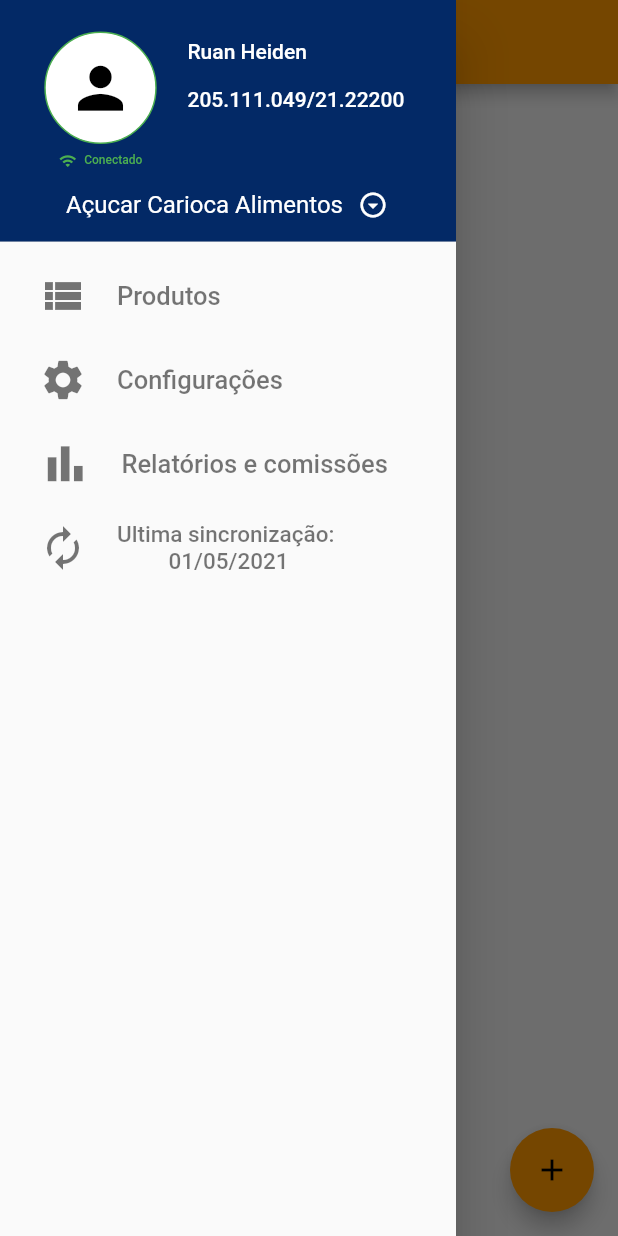
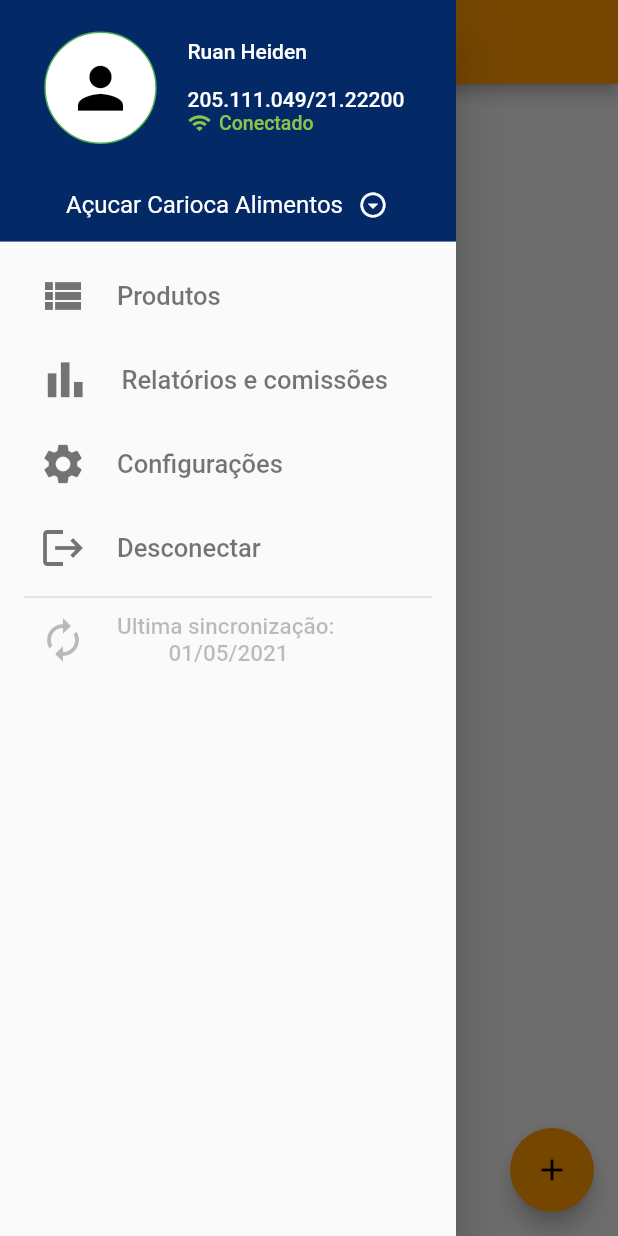
Before and after one commit to RuanHidenM/Crud_Firebase, a Flutter app: the HomePage screen opened directly, in the side drawer, after a tap on "Relatórios e comissões", on a phone screen of 412 x 824 dp. Run offline on Flutter 3.47's test engine with Material 2 defaults, Android fonts, the phone set to English and light mode, and no system bars; our stand-ins replace cloud_firestore, connectivity, firebase_auth, firebase_core; accounts and stored records are empty.

Commit message:
Crud com Firebase - barra lateral ajusatada. - Status de conectividade do dispositivo adicionado na barra lateral. - Status de conectividade do dispositivo implementado na tela de login para melhor informações ao usuario.

```diff
--- a/lib/components/alert/alert_small_title_icon.dart
+++ b/lib/components/alert/alert_small_title_icon.dart
@@ -3,7 +3,7 @@ import 'package:flutter/material.dart';
 
 
 //TODO: Um alerta de tamanho pequeno, apenas para informa o usuario, sem função
-void AlertaSimples(context,String nameTitle, String message, IconData iconDeAlert) {
+void AlertaSimples(context,String nameTitle, String message, IconData iconDeAlert, Color coricon) {
 
   showDialog(
       context: context,
@@ -11,14 +11,17 @@ void AlertaSimples(context,String nameTitle, String message, IconData iconDeAler
         return AlertDialog(
           title: Text(nameTitle),
           content: IntrinsicHeight (
+            child: Container(
               child: Column(
+                mainAxisAlignment: MainAxisAlignment.center,
                 children: [
-                Icon(iconDeAlert, color: Colors.deepOrange, size: 55),
+                  Icon(iconDeAlert, color: coricon, size: 55),
                   Padding(
                     padding: const EdgeInsets.only(top: 20, bottom: 10),
-                  child: Text(message),
+                    child: Text(message, textAlign:TextAlign.center),
                   ),
                 ],
+              ),
             ),
           ),
           actions: [
--- a/lib/views/drawerside.dart
+++ b/lib/views/drawerside.dart
@@ -1,13 +1,11 @@
-import 'package:crud_firebase/components/button/circular_button_big_title_color_icon.dart';
+import 'dart:async';
+
 import 'package:crud_firebase/components/button/circular_button_big_title_color_icon_conect_state.dart';
 import 'package:crud_firebase/components/button/circular_button_small_title_color_icon.dart';
-import 'package:crud_firebase/components/centered_message.dart';
 import 'package:crud_firebase/firebase/firebase_authentication.dart';
-import 'package:crud_firebase/views/createuser_page.dart';
-import 'package:crud_firebase/views/showmodalfiltro.dart';
 import 'package:firebase_auth/firebase_auth.dart';
 import 'package:flutter/material.dart';
-import 'package:flutter/services.dart';
+import 'package:connectivity/connectivity.dart';
 import 'package:provider/provider.dart';
 
 class DrawerSide extends StatefulWidget {
@@ -24,7 +22,35 @@ class _drawerSide extends State<DrawerSide> {
   ];
   String selectedEmpresa = 'Açucar Carioca Alimentos';
 
+  String _connectionStatus = 'UnkNown';
+  final Connectivity _connectivity = new Connectivity();
+  StreamSubscription<ConnectivityResult> _connectivitySubscription;
+
   @override
+  void initState() {
+    super.initState();
+
+    //TODO: Verifica o status da conecção
+    initConnectivity();
+    _connectivitySubscription =
+        _connectivity.onConnectivityChanged.listen((ConnectivityResult result) {
+          setState(() => _connectionStatus = result.toString());
+          print('conectss: ${_connectionStatus}');
+          if(_connectionStatus == "ConnectivityResult.none"){
+            print('sem internet $_connectionStatus');
+        }
+      },
+    );
+  }
+  //TODO: Verifica o status da conecção
+  Future<Null> initConnectivity() async {
+    String connectionStatus;
+    _connectionStatus = (await _connectivity.checkConnectivity().toString());
+    setState(() {
+      _connectionStatus = connectionStatus;
+    });
+  }
+
   Widget build(BuildContext context) {
     return Drawer(
       child: ListView(
@@ -41,50 +67,14 @@ class _drawerSide extends State<DrawerSide> {
                       Expanded(
                         flex: 3,
                         child: Container(
-                          // color: Colors.red,
+                          //color: Colors.red,
                           child: Column(
                             children: [
                               CircularButtonBiglTitleColorIconConectState(
                                 corDoIcon: Colors.black,
                                 corDobotao: Colors.white,
                                 iconDoBotao: Icons.person,
-                                ConectState: true, //TODO: Defini conect State
-                              ),
-                              Row(
-                                mainAxisAlignment: MainAxisAlignment.center,
-                                children: [
-                                  //TODO: CONECT
-                                  Padding(
-                                    padding: const EdgeInsets.only(right: 5),
-                                    child: Icon(
-                                      Icons.wifi,
-                                      size: 12,
-                                      color: Colors.green,
-                                    ),
-                                  ),
-                                  Text(
-                                    'Conectado',
-                                    style: TextStyle(
-                                        color: Colors.green, fontSize: 8),
-                                  ),
-
-                                  //TODO: DESCONECT
-                                  // Padding(
-                                  //   padding: const EdgeInsets.only(right: 5),
-                                  //   child: Icon(
-                                  //     Icons.wifi_off,
-                                  //     size: 12,
-                                  //     color: Colors.red,
-                                  //   ),
-                                  // ),
-                                  // Text(
-                                  //   'Desconect',
-                                  //   style: TextStyle(
-                                  //       color: Colors.red,
-                                  //       fontSize: 8
-                                  //   ),
-                                  // ),
-                                ],
+                                ConectState: _connectionStatus != 'ConnectivityResult.none' ? true : false, //TODO: Defini conect State
                               ),
                             ],
                           ),
@@ -109,6 +99,50 @@ class _drawerSide extends State<DrawerSide> {
                               Text(
                                 '205.111.049/21.22200',
                                 style: TextStyle(color: Colors.white),
+                              ),
+                              Row(
+                                mainAxisAlignment: MainAxisAlignment.start,
+                                children: [
+                                  //TODO: CONECT
+                                  Padding(
+                                    padding: const EdgeInsets.only(right: 5),
+                                    child: Icon(
+                                        _connectionStatus != 'ConnectivityResult.none'
+                                            ? Icons.wifi
+                                            : Icons.wifi_off,
+                                        size: 16,
+                                        color: _connectionStatus != 'ConnectivityResult.none'
+                                            ? Colors.lightGreen
+                                            : Colors.redAccent),
+                                  ),
+                                  Text(
+                                    _connectionStatus != 'ConnectivityResult.none'
+                                        ? 'Conectado'
+                                        : 'Desconectado',
+                                    style: TextStyle(
+                                        color:  _connectionStatus != 'ConnectivityResult.none'
+                                            ? Colors.lightGreen
+                                            : Colors.redAccent,
+                                        fontSize: 13),
+                                  ),
+
+                                  //TODO: DESCONECT
+                                  // Padding(
+                                  //   padding: const EdgeInsets.only(right: 5),
+                                  //   child: Icon(
+                                  //     Icons.wifi_off,
+                                  //     size: 16,
+                                  //     color: Colors.redAccent,
+                                  //   ),
+                                  // ),
+                                  // Text(
+                                  //   'Desconectado',
+                                  //   style: TextStyle(
+                                  //       color: Colors.redAccent,
+                                  //       fontSize: 13
+                                  //   ),
+                                  // ),
+                                ],
                               ),
                             ],
                           ),
@@ -200,6 +234,23 @@ class _drawerSide extends State<DrawerSide> {
               children: [
                 Padding(
                   padding: const EdgeInsets.only(left: 10, right: 20),
+                  child: Icon(Icons.bar_chart_sharp,
+                      size: 35, color: Colors.black54),
+                ),
+                Text(
+                  'Relatórios e comissões',
+                  style: TextStyle(color: Colors.black54, fontSize: 17),
+                ),
+              ],
+            ),
+            onTap: () {},
+          ),
+          ListTile(
+            title: Row(
+              // mainAxisAlignment: MainAxisAlignment.spaceBetween,
+              children: [
+                Padding(
+                  padding: const EdgeInsets.only(left: 10, right: 20),
                   child: Icon(Icons.settings, size: 32, color: Colors.black54),
                 ),
                 Text(
@@ -216,60 +267,54 @@ class _drawerSide extends State<DrawerSide> {
               children: [
                 Padding(
                   padding: const EdgeInsets.only(left: 10, right: 20),
-                  child: Icon(Icons.bar_chart_sharp, size: 35, color: Colors.black54),
+                  child: Icon(Icons.logout, size: 32, color: Colors.black54),
                 ),
                 Text(
-                  'Relatórios e comissões',
+                  'Desconectar',
                   style: TextStyle(color: Colors.black54, fontSize: 17),
                 ),
-              ],
-            ),
-            onTap: () {},
-          ),
-          /*
-          Container(
-            color: Colors.red[400],
-            child: ListTile(
-              title: Row(
-                mainAxisAlignment: MainAxisAlignment.spaceBetween,
-                children: [
-                  Text(
-                    'Desconectar',
-                    style: TextStyle(fontSize: 15, color: Colors.white),
-                  ),
-                  CircularButtonSmallTitleColorIcon(
-                      iconDoBotao: Icons.logout,
-                      corDoIcon: Colors.red,
-                      corDobotao: Colors.white)
               ],
             ),
             onTap: () {
               context.read<AuthenticationService>().signOut();
             },
           ),
+          ListTile(
+            title: Container(
+              decoration: BoxDecoration(
+                border: Border(
+                  top:BorderSide(
+                    color: Colors.black12,
+                    width: 1,
                   ),
-          */
-          ListTile(
-            title: Row(
+                ),
+              ),
+              child:
+              Padding(
+                padding: EdgeInsets.only(top:10),
+                child:Row(
                   // mainAxisAlignment: MainAxisAlignment.spaceBetween,
                   children: [
                     Padding(
                       padding: const EdgeInsets.only(left: 10, right: 20),
-                  child: Icon(Icons.autorenew, size: 32, color: Colors.black54),
+                      child:
+                      Icon(Icons.autorenew, size: 32, color: Colors.black26),
                     ),
                     Column(
                       children: [
                         Text(
                           'Ultima sincronização: ',
-                      style: TextStyle(color: Colors.black54, fontSize: 15),
+                          style: TextStyle(color: Colors.black26, fontSize: 15),
                         ),
                         Text(
                           '01/05/2021',
-                      style: TextStyle(color: Colors.black54, fontSize: 15),
+                          style: TextStyle(color: Colors.black26, fontSize: 15),
                         ),
                       ],
                     ),
                   ],
+                ),
+              ),
             ),
             onTap: () {},
           ),
--- a/lib/views/homepage.dart
+++ b/lib/views/homepage.dart
@@ -22,7 +22,7 @@ class _homePage extends State<HomePage> {
   void initState(){
     super.initState();
     setState(() {
-      snapshots = FirebaseFiltrando();
+      snapshots = FirebaseFirestore.instance.collection('users').snapshots();
     });
   }
   Widget build(BuildContext context) {
@@ -149,16 +149,16 @@ class _homePage extends State<HomePage> {
   }
 }
 
-FirebaseFiltrando([String nome, String idadeMax, String idadeMin, String selectedSexo]){
-  print('nome: $nome, IdadeMax: $idadeMin, IdadeMin: $idadeMax, Sexo: $selectedSexo');
-  print('ta na funcão');
-
-
-  if(nome != '' && nome != null){
-    print('Entro no filtro, nome informado : $nome');
-    return FirebaseFirestore.instance.collection('users').where('name', isEqualTo: nome).snapshots();
-  }else{
-    print('Sem fitlro');
-    return FirebaseFirestore.instance.collection('users').snapshots();
-  }
-}
+// FirebaseFiltrando([String nome, String idadeMax, String idadeMin, String selectedSexo]){
+//   print('nome: $nome, IdadeMax: $idadeMin, IdadeMin: $idadeMax, Sexo: $selectedSexo');
+//   print('ta na funcão');
+//
+//
+//   if(nome != '' && nome != null){
+//     print('Entro no filtro, nome informado : $nome');
+//     return FirebaseFirestore.instance.collection('users').where('name', isEqualTo: nome).snapshots();
+//   }else{
+//    print('Sem fitlro');
+//     return FirebaseFirestore.instance.collection('users').snapshots();
+//   }
+// }
--- a/lib/views/login_page.dart
+++ b/lib/views/login_page.dart
@@ -1,3 +1,7 @@
+import 'dart:async';
+
+import 'package:connectivity/connectivity.dart';
+import 'package:crud_firebase/components/alert/alert_small_title_icon.dart';
 import 'package:crud_firebase/firebase/firebase_authentication.dart';
 import 'package:flutter/material.dart';
 import 'package:flutter/services.dart';
@@ -20,7 +24,46 @@ class _LoginPageState extends State<LoginPage> {
   String senha;
   bool _loadding = false;
 
+  String _connectionStatus = 'UnkNown';
+  final Connectivity _connectivity = new Connectivity();
+  StreamSubscription<ConnectivityResult>_connectivitySubscription;
+
   @override
+  void initState() {
+    super.initState();
+
+    //TODO: Verifica o status da conecção
+    initConnectivity();
+    _connectivitySubscription =
+        _connectivity.onConnectivityChanged.listen((ConnectivityResult result) {
+          setState(() => _connectionStatus = result.toString());
+          print('conectss: ${_connectionStatus}');
+          if(_connectionStatus == "ConnectivityResult.none"){
+            AlertaConectInternet();
+          }
+        },
+      );
+  }
+  //TODO: Verifica o status da conecção
+  Future<Null> initConnectivity() async {
+    String connectionStatus;
+    _connectionStatus = (await _connectivity.checkConnectivity().toString());
+    setState(() {
+      _connectionStatus = connectionStatus;
+    });
+  }
+
+  void AlertaConectInternet(){//TODO: Alerta de aviso que esta sem internet
+    AlertaSimples(
+        context,
+        'Conexão com a Internet',
+        'Para efetuar o login, o dispositivo deve estar conectado a uma internet',
+        Icons.wifi_off,
+        Colors.red
+    );
+  }
+
+
   Widget build(BuildContext context) {
     SystemChrome.setPreferredOrientations([
       DeviceOrientation.portraitUp,
@@ -123,27 +166,46 @@ class _LoginPageState extends State<LoginPage> {
                                               corDoIcon: Colors.white,
                                               corDoTexto: Colors.white),
                                           onTap: () async {
+                                            if(_connectionStatus == 'ConnectivityResult.none'){
+                                              AlertaConectInternet();
+                                            }else {
                                               if (
                                               email == null ||
                                                   senha == null ||
                                                   email.isEmpty ||
                                                   senha.isEmpty
                                               ) {
-                                              ScaffoldMessenger.of(context).showSnackBar(SnackBar(content:
-                                                Text('Todos os campos deven ser informados !'),));
+                                                ScaffoldMessenger.of(context)
+                                                    .showSnackBar(
+                                                    SnackBar(content:
+                                                    Text(
+                                                        'Todos os campos deven ser informados !'),));
                                               } else {
-                                              setState(() => _loadding = true);//TODO: Ligando loadding
-                                              await Future.delayed(Duration(seconds: 5));
-                                                context.read<AuthenticationService>().signIn(
+                                                setState(() => _loadding =
+                                                true); //TODO: Ligando loadding
+                                                await Future.delayed(
+                                                    Duration(seconds: 5));
+                                                context.read<
+                                                    AuthenticationService>()
+                                                    .signIn(
                                                   email: email,
                                                   password: senha,
                                                 );
-                                              setState(() => _loadding = false);//TODO: Desligando loadding
-                                               var retornoSignIn = await context.read<AuthenticationService>().signIn(email: email,password: senha);
-                                              if(retornoSignIn != 'Signed in'){
-                                                ScaffoldMessenger.of(context).showSnackBar(SnackBar(
-                                                  content: Text('E-mail ou senha esta incorreto !'),
+                                                setState(() => _loadding =
+                                                false); //TODO: Desligando loadding
+                                                var retornoSignIn = await context
+                                                    .read<
+                                                    AuthenticationService>()
+                                                    .signIn(email: email,
+                                                    password: senha);
+                                                if (retornoSignIn !=
+                                                    'Signed in') {
+                                                  ScaffoldMessenger.of(context)
+                                                      .showSnackBar(SnackBar(
+                                                    content: Text(
+                                                        'E-mail ou senha esta incorreto !'),
                                                   ));
+                                                }
                                               }
                                             }
                                           },
--- a/lib/views/showmodalfiltro.dart
+++ b/lib/views/showmodalfiltro.dart
@@ -212,7 +212,7 @@ class _showModalFiltro extends State<ShowModalFiltro> {
                           var idademin = _idadeMinController.text;
                           setState(() {
                             HomePage();
-                            FirebaseFiltrando(nome, idademax, idademin, selectedSexo);
+                            //FirebaseFiltrando(nome, idademax, idademin, selectedSexo);
                           });
                           Navigator.pop(context);
                         },
--- a/pubspec.yaml
+++ b/pubspec.yaml
@@ -28,6 +28,7 @@ dependencies:
   cloud_firestore:
   firebase_auth:
   provider:
+  connectivity: ^3.0.3
 
 
   # The following adds the Cupertino Icons font to your application.
```
Also changed, not shown: lib/complements/state_conect.dart (added), pubspec.lock. Lines whose indentation alone changed are shown as unchanged.
